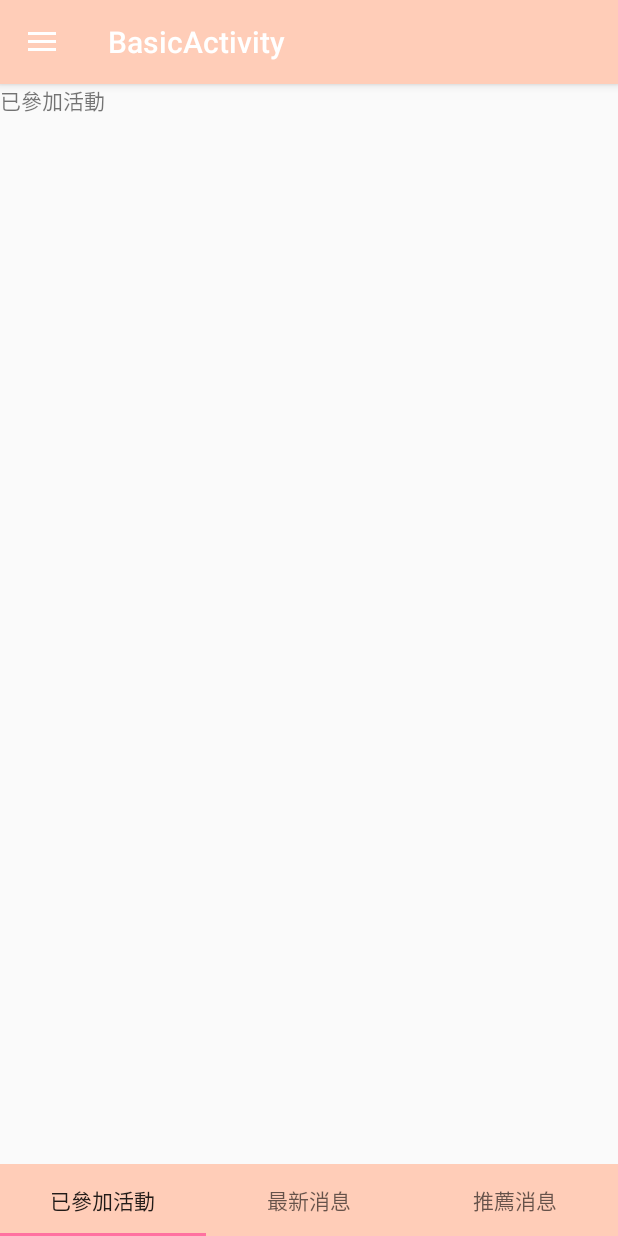
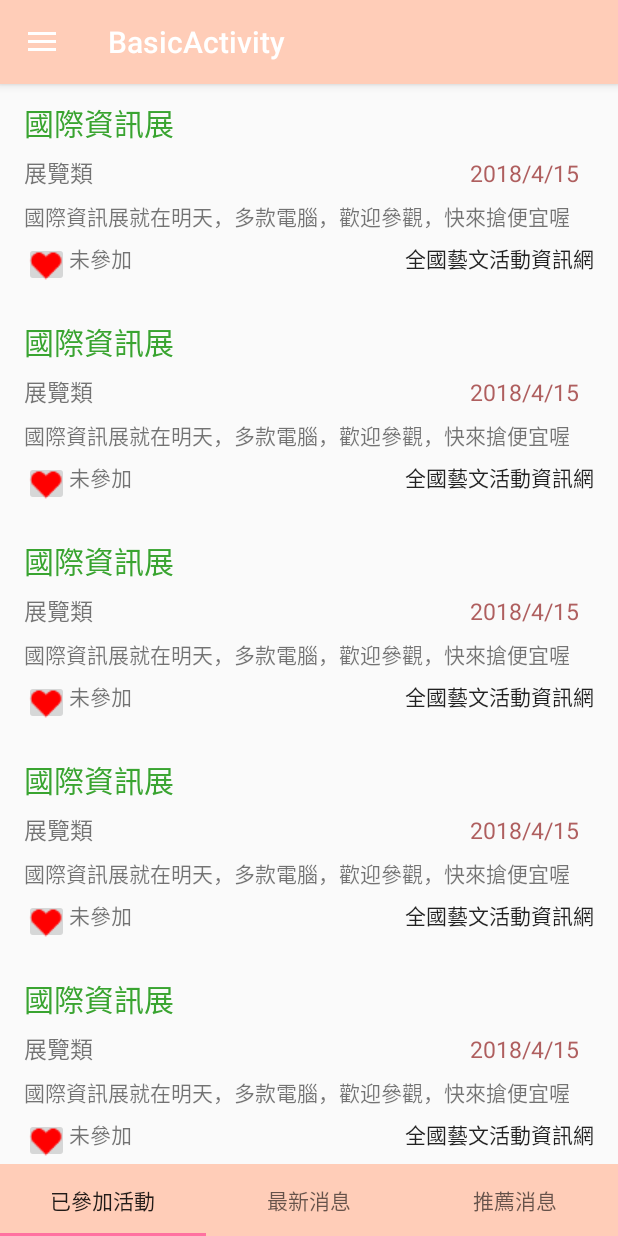
Before and after one commit to xuan1280/AgentLearningApp, an Android app: the ActivitiesFragment screen opened directly, with no data from a screen before it, on a phone screen of 412 x 824 dp. Run offline under Robolectric (Android 15) with nearby library versions, the phone set to English and light mode, and no system bars; our stand-ins replace ButterKnife; 1 statement that could not run was skipped.

Commit message:
recyclerView first try

```diff
--- a/app/src/main/java/com/ood/clean/waterball/agentlearningapp/ActivitiesFragment.java
+++ b/app/src/main/java/com/ood/clean/waterball/agentlearningapp/ActivitiesFragment.java
@@ -1,32 +1,38 @@
 package com.ood.clean.waterball.agentlearningapp;
 
 
-
 import android.content.Context;
+import android.content.Intent;
+import android.net.Uri;
 import android.os.Bundle;
 import android.support.annotation.Nullable;
 import android.support.v4.app.Fragment;
+import android.support.v4.widget.SwipeRefreshLayout;
+import android.support.v7.widget.LinearLayoutManager;
+import android.support.v7.widget.RecyclerView;
 import android.util.Log;
 import android.view.LayoutInflater;
 import android.view.View;
 import android.view.ViewGroup;
+import android.widget.Button;
+import android.widget.ImageButton;
 import android.widget.TextView;
 
 import butterknife.BindView;
 import butterknife.ButterKnife;
 
 
-public class ActivitiesFragment extends Fragment {
-    @BindView(R.id.textview) TextView textView;
+public class ActivitiesFragment extends Fragment implements SwipeRefreshLayout.OnRefreshListener{
+    @BindView(R.id.recyclerView) RecyclerView recyclerView;
     private final static String TAG = "ActivitiesFragment";
     private final static String DATA_KEY = "d1";
     private String data;
 
-    public ActivitiesFragment(){
+    public ActivitiesFragment() {
         // Required empty public constructor
     }
 
-    public static ActivitiesFragment getInstance(String data){
+    public static ActivitiesFragment getInstance(String data) {
         Log.d(TAG, data + " getInstance");
         ActivitiesFragment activitiesFragment = new ActivitiesFragment();
         Bundle bundle = new Bundle();
@@ -51,13 +57,83 @@ public class ActivitiesFragment extends Fragment {
     public void onViewCreated(View view, @Nullable Bundle savedInstanceState) {
         super.onViewCreated(view, savedInstanceState);
         ButterKnife.bind(this, view);
+        setupRecyclerView();
         Log.d(TAG, data + " view created");
-        textView.setText(data);
+    }
+
+    private void setupRecyclerView() {
+        recyclerView.setLayoutManager(new LinearLayoutManager(getContext(), LinearLayoutManager.VERTICAL, false));
+        MyAdapter myAdapter = new MyAdapter();
+        recyclerView.setAdapter(myAdapter);
     }
 
     @Override
     public void onActivityCreated(@Nullable Bundle savedInstanceState) {
         super.onActivityCreated(savedInstanceState);
+    }
+
+    @Override
+    public void onRefresh() {
+        Log.d(TAG, "refresh all activities");
+    }
+
+    private class MyAdapter extends RecyclerView.Adapter<MyAdapter.ViewHolder> {
+
+        public MyAdapter() {
+        }
+
+        public class ViewHolder extends RecyclerView.ViewHolder {
+            //TODO use @BindView instead FindViewById
+            private TextView titleTxt;
+            private TextView categoryTxt;
+            private TextView dateTxt;
+            private TextView previewTxt;
+            private ImageButton interestedOrNotImg;
+            private TextView joinedOrNotTxt;
+            private Button turnToWebSiteBtn;
+
+            public ViewHolder(View itemView) {
+                super(itemView);
+                ButterKnife.bind(this, itemView);
+                titleTxt = itemView.findViewById(R.id.activityTitleTxt);
+                categoryTxt = itemView.findViewById(R.id.activityCategoryTxt);
+                dateTxt = itemView.findViewById(R.id.activityDateTxt);
+                previewTxt = itemView.findViewById(R.id.activityPreviewTxt);
+                joinedOrNotTxt = itemView.findViewById(R.id.joinOrNotTxt);
+                interestedOrNotImg = itemView.findViewById(R.id.interestingOrNotImg);
+                turnToWebSiteBtn = itemView.findViewById(R.id.turnToWebSiteBtn);
+            }
+        }
+
+        @Override
+        public MyAdapter.ViewHolder onCreateViewHolder(ViewGroup parent, int viewType) {
+            View v = LayoutInflater.from(parent.getContext()).inflate(R.layout.fragment_activity_item, parent, false);
+            return new MyAdapter.ViewHolder(v);
+        }
+
+        @Override
+        public void onBindViewHolder(ViewHolder holder, int position) {
+            Log.d("ViewHolder: ", "第" + position + "筆資料");
+            holder.titleTxt.setText("國際資訊展");
+            holder.categoryTxt.setText("展覽類");
+            holder.dateTxt.setText("2018/4/15");
+            holder.previewTxt.setText("國際資訊展就在明天，多款電腦，歡迎參觀，快來搶便宜喔");
+            holder.interestedOrNotImg.setImageResource(R.drawable.interested1);
+            holder.joinedOrNotTxt.setText("未參加");
+            holder.turnToWebSiteBtn.setOnClickListener(new View.OnClickListener() {
+                @Override
+                public void onClick(View view) {
+                    Uri uri = Uri.parse("https://www.google.com/");
+                    Intent intent = new Intent(Intent.ACTION_VIEW, uri);
+                    startActivity(intent);
+                }
+            });
+        }
+
+        @Override
+        public int getItemCount() {
+            return 10;
+        }
     }
 
     @Override
--- a/app/src/main/java/com/ood/clean/waterball/agentlearningapp/views/activity/SignUpActivity.java
+++ b/app/src/main/java/com/ood/clean/waterball/agentlearningapp/views/activity/SignUpActivity.java
@@ -16,7 +16,6 @@ import android.widget.Spinner;
 import android.widget.Toast;
 
 import com.ood.clean.waterball.agentlearningapp.R;
-import com.ood.clean.waterball.agentlearningapp.modles.entities.City;
 import com.ood.clean.waterball.agentlearningapp.modles.entities.User;
 import com.ood.clean.waterball.agentlearningapp.modles.repositories.StubUserRepository;
 import com.ood.clean.waterball.agentlearningapp.modles.viewmodels.SignUpModel;
--- a/app/src/main/res/layout/fragment_activities.xml
+++ b/app/src/main/res/layout/fragment_activities.xml
@@ -5,10 +5,18 @@
     tools:context="com.ood.clean.waterball.agentlearningapp.ActivitiesFragment">
 
     <!-- TODO: Update blank fragment_activities layout -->
-    <TextView
+    <android.support.v4.widget.SwipeRefreshLayout
+        android:id="@+id/joinedActivitiesSwipeRefreshLayout"
         android:layout_width="match_parent"
-        android:layout_height="match_parent"
-        android:id="@+id/textview"
-        android:text="@string/hello_blank_fragment" />
+        android:layout_height="match_parent">
+
+        <android.support.v7.widget.RecyclerView
+            android:id="@+id/recyclerView"
+            android:layout_width="match_parent"
+            android:layout_height="match_parent"
+            android:paddingEnd="5dp"
+            android:paddingStart="5dp" />
+
+    </android.support.v4.widget.SwipeRefreshLayout>
 
 </FrameLayout>
--- a/app/src/main/res/layout/fragment_activity_item.xml
+++ b/app/src/main/res/layout/fragment_activity_item.xml
@@ -2,13 +2,14 @@
 <android.support.constraint.ConstraintLayout xmlns:android="http://schemas.android.com/apk/res/android"
     xmlns:tools="http://schemas.android.com/tools"
     android:layout_width="match_parent"
-    android:layout_height="match_parent">
+    android:layout_height="wrap_content">
 
     <LinearLayout
         android:layout_width="match_parent"
         android:layout_height="wrap_content"
         android:orientation="vertical"
-        android:padding="7dp">
+        android:padding="7dp"
+        android:gravity="center">
 
         <TextView
             android:id="@+id/activityTitleTxt"
@@ -60,22 +61,22 @@
             android:layout_height="wrap_content"
             android:padding="3dp">
 
-            <ImageView
+            <ImageButton
                 android:id="@+id/interestingOrNotImg"
-                android:layout_width="20dp"
-                android:layout_height="20dp"
-                android:src="@drawable/heart" />
+                android:layout_width="30dp"
+                android:layout_height="30dp"
+                android:src="@drawable/heart0" />
 
             <TextView
                 android:id="@+id/joinOrNotTxt"
                 android:layout_width="wrap_content"
-                android:layout_height="wrap_content"
+                android:layout_height="match_parent"
                 android:text="以參加" />
 
             <Button
-                android:id="@+id/turnToWebBtn"
+                android:id="@+id/turnToWebSiteBtn"
                 android:layout_width="match_parent"
-                android:layout_height="20dp"
+                android:layout_height="30dp"
                 android:background="#00000000"
                 android:gravity="end"
                 android:text="全國藝文活動資訊網" />
```
Also changed, not shown: app/src/main/res/drawable/heart0.png (added), app/src/main/res/drawable/interested.png (renamed from app/src/main/res/drawable/heart.png), app/src/main/res/drawable/interested1.png (added), app/src/main/res/values/city.xml (renamed from app/src/main/res/values/City.xml).
